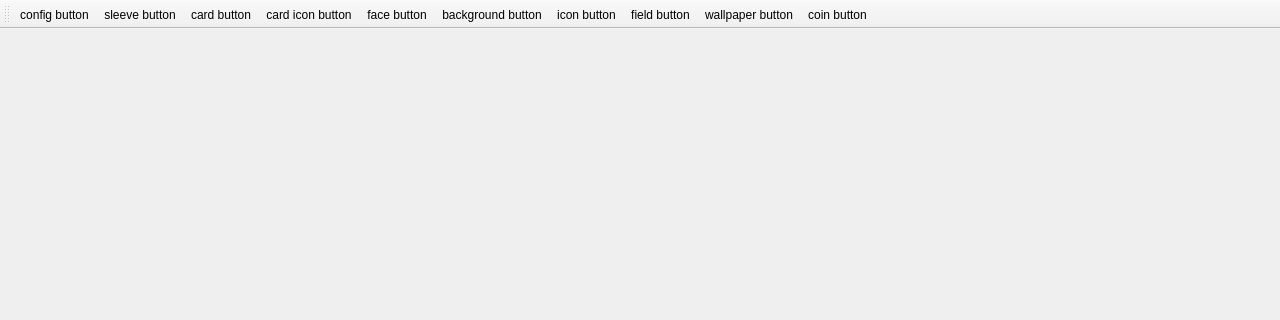
Nauder/floowandereeze-and-modding-qt, file qtdesigner/ui/mainwindow.ui: the form before one commit; both pictures show x 0 to 1280 and y 0 to 320 of the 1280 by 720 pixel window.
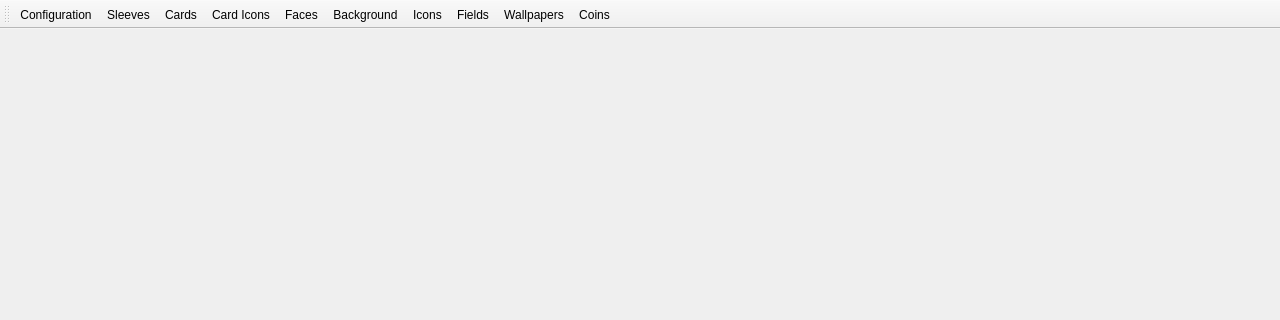
The form after the commit. Icons and pictures are not drawn.

Commit message: feat: enhance UI with asset badges, editor layout improvements, and role-based buttons

Patch:
```diff
--- a/qtdesigner/ui/mainwindow.ui
+++ b/qtdesigner/ui/mainwindow.ui
@@ -108,6 +108,9 @@
      <height>36</height>
     </size>
    </property>
+   <property name="toolButtonStyle">
+    <enum>Qt::ToolButtonTextUnderIcon</enum>
+   </property>
    <property name="floatable">
     <bool>false</bool>
    </property>
@@ -134,7 +137,10 @@
      <normaloff>:/ui/images/gear.png</normaloff>:/ui/images/gear.png</iconset>
    </property>
    <property name="text">
-    <string>config button</string>
+    <string>Configuration</string>
+   </property>
+   <property name="checkable">
+    <bool>true</bool>
    </property>
    <property name="menuRole">
     <enum>QAction::MenuRole::NoRole</enum>
@@ -146,7 +152,10 @@
      <normaloff>:/card/images/sleeve.png</normaloff>:/card/images/sleeve.png</iconset>
    </property>
    <property name="text">
-    <string>sleeve button</string>
+    <string>Sleeves</string>
+   </property>
+   <property name="checkable">
+    <bool>true</bool>
    </property>
    <property name="menuRole">
     <enum>QAction::MenuRole::NoRole</enum>
@@ -158,7 +167,10 @@
      <normaloff>:/ui/images/icon.png</normaloff>:/ui/images/icon.png</iconset>
    </property>
    <property name="text">
-    <string>card button</string>
+    <string>Cards</string>
+   </property>
+   <property name="checkable">
+    <bool>true</bool>
    </property>
    <property name="menuRole">
     <enum>QAction::MenuRole::NoRole</enum>
@@ -170,7 +182,7 @@
      <normaloff>:/card/images/token.png</normaloff>:/card/images/token.png</iconset>
    </property>
    <property name="text">
-    <string>face button</string>
+    <string>Faces</string>
    </property>
    <property name="toolTip">
     <string>face button</string>
@@ -185,7 +197,7 @@
      <normaloff>:/ui/images/bg.png</normaloff>:/ui/images/bg.png</iconset>
    </property>
    <property name="text">
-    <string>background button</string>
+    <string>Background</string>
    </property>
    <property name="toolTip">
     <string>background button</string>
@@ -200,7 +212,7 @@
      <normaloff>:/ui/images/player.png</normaloff>:/ui/images/player.png</iconset>
    </property>
    <property name="text">
-    <string>icon button</string>
+    <string>Icons</string>
    </property>
    <property name="toolTip">
     <string>icon button</string>
@@ -215,7 +227,7 @@
      <normaloff>:/ui/images/field_icon.png</normaloff>:/ui/images/field_icon.png</iconset>
    </property>
    <property name="text">
-    <string>field button</string>
+    <string>Fields</string>
    </property>
    <property name="toolTip">
     <string>field button</string>
@@ -230,7 +242,7 @@
      <normaloff>:/ui/images/wallpaper.png</normaloff>:/ui/images/wallpaper.png</iconset>
    </property>
    <property name="text">
-    <string>wallpaper button</string>
+    <string>Wallpapers</string>
    </property>
    <property name="toolTip">
     <string>wallpaper button</string>
@@ -245,7 +257,7 @@
      <normaloff>:/ui/images/card_icon.png</normaloff>:/ui/images/card_icon.png</iconset>
    </property>
    <property name="text">
-    <string>card icon button</string>
+    <string>Card Icons</string>
    </property>
    <property name="toolTip">
     <string>card icon button</string>
@@ -260,7 +272,7 @@
      <normaloff>:/ui/images/coin.png</normaloff>:/ui/images/coin.png</iconset>
    </property>
    <property name="text">
-    <string>coin button</string>
+    <string>Coins</string>
    </property>
    <property name="toolTip">
     <string>coin button</string>
```
Left out of the diff: 35 changed lines with no effect on the pictures. The commit also changes 19 other files.
